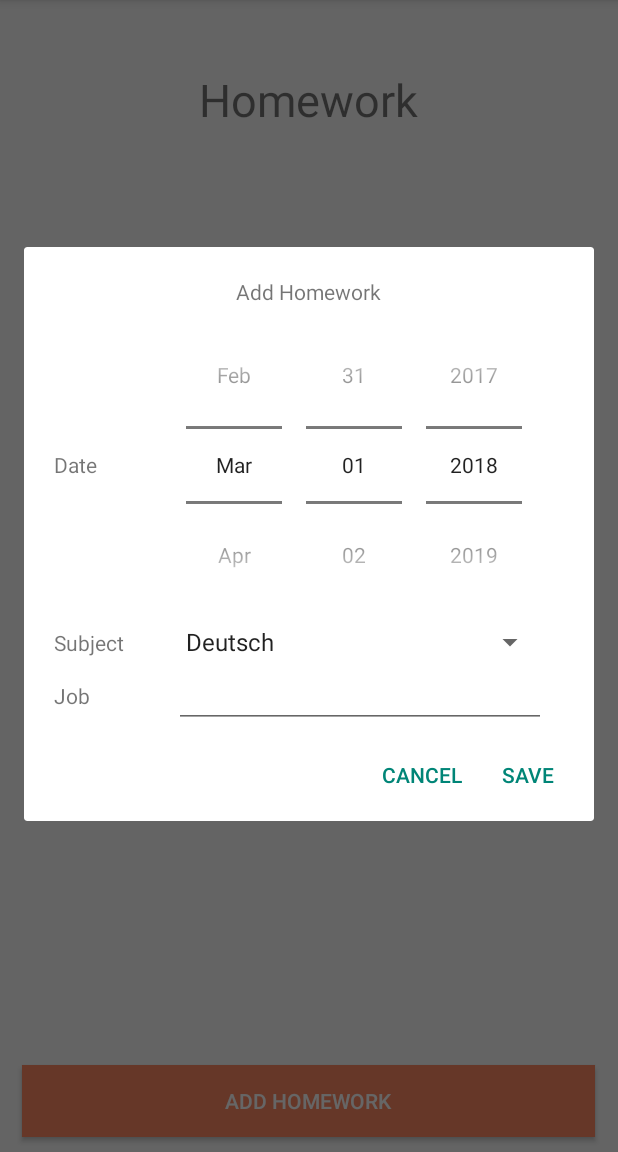
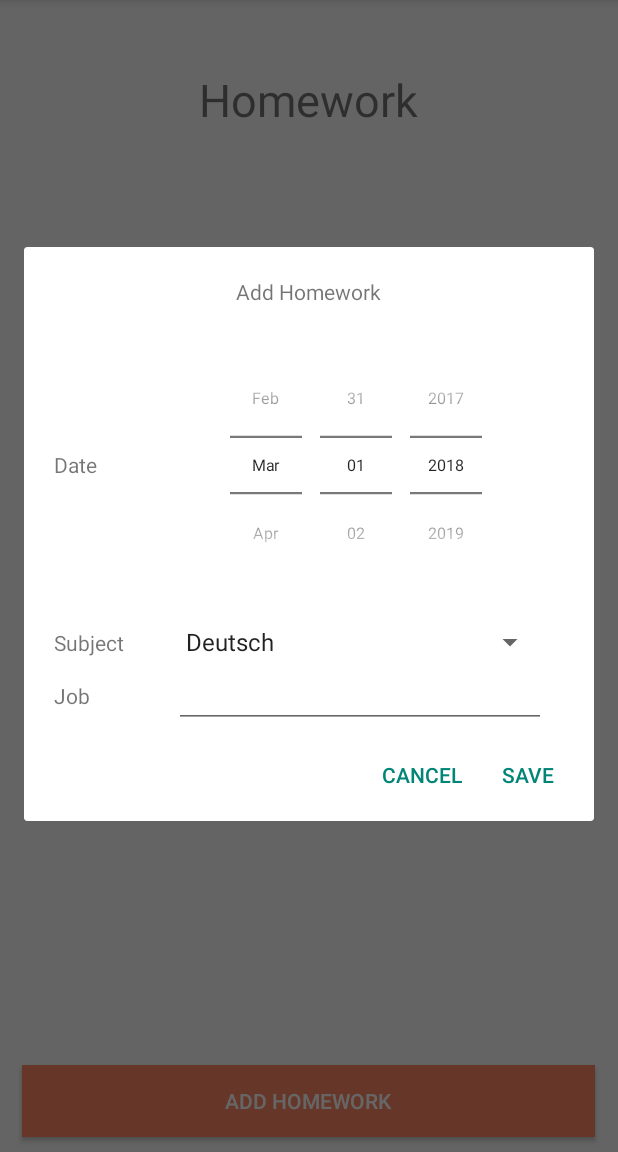
Before and after one commit to Dan6erbond/SchoolHelper, an Android app: the fragment HomeworkFragment placed in its activity, after a tap on "ADD HOMEWORK", on a phone screen of 412 x 824 dp, the part 84-1236 px from its top. Run offline under Robolectric (Android 15) with nearby library versions, the phone set to English and light mode, and no system bars.

Commit message:
5.3
Notifications to remind you to add your homework

```diff
--- a/SchoolHelper/app/build.gradle
+++ b/SchoolHelper/app/build.gradle
@@ -6,8 +6,8 @@ android {
         applicationId "com.dan6erbond.schoolhelper"
         minSdkVersion 14
         targetSdkVersion 23
-        versionCode 13
-        versionName "5.0"
+        versionCode 15
+        versionName "5.3"
         testInstrumentationRunner "android.support.test.runner.AndroidJUnitRunner"
     }
     buildTypes {
--- a/SchoolHelper/app/src/main/AndroidManifest.xml
+++ b/SchoolHelper/app/src/main/AndroidManifest.xml
@@ -39,6 +39,7 @@
                 <action android:name="com.google.firebase.MESSAGING_EVENT"/>
             </intent-filter>
         </service>
+        <receiver android:name=".NotificationReceiver"/>
     </application>
 
 </manifest>
--- a/SchoolHelper/app/src/main/java/com/dan6erbond/schoolhelper/MainActivity.java
+++ b/SchoolHelper/app/src/main/java/com/dan6erbond/schoolhelper/MainActivity.java
@@ -1,5 +1,8 @@
 package com.dan6erbond.schoolhelper;
 
+import android.app.AlarmManager;
+import android.app.PendingIntent;
+import android.content.ComponentName;
 import android.content.Context;
 import android.content.Intent;
 import android.content.IntentFilter;
@@ -21,10 +24,18 @@ import android.view.MenuItem;
 import android.widget.RelativeLayout;
 import android.widget.ShareActionProvider;
 
+import java.sql.Time;
+import java.text.SimpleDateFormat;
+import java.time.LocalTime;
+import java.util.Calendar;
+import java.util.Date;
+
 public class MainActivity extends AppCompatActivity {
 
     private DrawerLayout drawerLayout;
     private ActionBarDrawerToggle nToggle;
+
+    int[][] notificationTimes = new int[][]{{8,9,10,11,12,13,13,14,15,16,17},{30,20,15,15,10,0,50,45,40,35,30}};
 
     @Override
     protected void onCreate(Bundle savedInstanceState) {
@@ -75,6 +86,26 @@ public class MainActivity extends AppCompatActivity {
                 return true;
             }
         });
+
+        for (int i = 0; i < notificationTimes[0].length; i++){
+            addNotification(notificationTimes[0][i], notificationTimes[1][i]);
+        }
+    }
+
+    private void addNotification(int hour, int min){
+        Calendar setCalendar = Calendar.getInstance();
+        setCalendar.set(Calendar.HOUR_OF_DAY, hour);
+        setCalendar.set(Calendar.MINUTE, min);
+        setCalendar.set(Calendar.SECOND, 0);
+
+        ComponentName receiver = new ComponentName(this, NotificationReceiver.class);
+        PackageManager pm = this.getPackageManager();
+        pm.setComponentEnabledSetting(receiver, PackageManager.COMPONENT_ENABLED_STATE_ENABLED, PackageManager.DONT_KILL_APP);
+
+        Intent intent1 = new Intent(this, NotificationReceiver.class);
+        PendingIntent pendingIntent = PendingIntent.getBroadcast(this,0, intent1, PendingIntent.FLAG_UPDATE_CURRENT);
+        AlarmManager am = (AlarmManager) this.getSystemService(ALARM_SERVICE);
+        am.setInexactRepeating(AlarmManager.RTC_WAKEUP, setCalendar.getTimeInMillis(), AlarmManager.INTERVAL_DAY, pendingIntent);
     }
 
     private void getRequiredPermissions() {
--- a/SchoolHelper/app/src/main/res/layout/dialog_add_homework.xml
+++ b/SchoolHelper/app/src/main/res/layout/dialog_add_homework.xml
@@ -46,6 +46,11 @@
                 android:theme="@android:style/Widget.DeviceDefault.DatePicker"
                 android:id="@+id/dialog_add_homework_date"
                 android:datePickerMode="spinner"
+                android:layout_width="wrap_content"
+                android:layout_height="wrap_content"
+                android:layout_gravity="left"
+                android:scaleX=".75"
+                android:scaleY=".75"
                 android:minDate="01/01/2000"
                 android:calendarViewShown="false"
                 android:minWidth="200dp"/>
--- a/SchoolHelper/app/src/main/res/values/strings.xml
+++ b/SchoolHelper/app/src/main/res/values/strings.xml
@@ -53,4 +53,6 @@
     <string name="job">Job</string>
     <string name="cancel">Cancel</string>
     <string name="save">Save</string>
+    <string name="add_homework_notification_title">Did you get any homework?</string>
+    <string name="add_homework_notification_text">Add any homework you got to the app so you won\'t forget it!</string>
 </resources>
```
Also changed, not shown: SchoolHelper/app/src/main/java/com/dan6erbond/schoolhelper/NotificationReceiver.java (added, +40 -0 lines), 70 other files.
